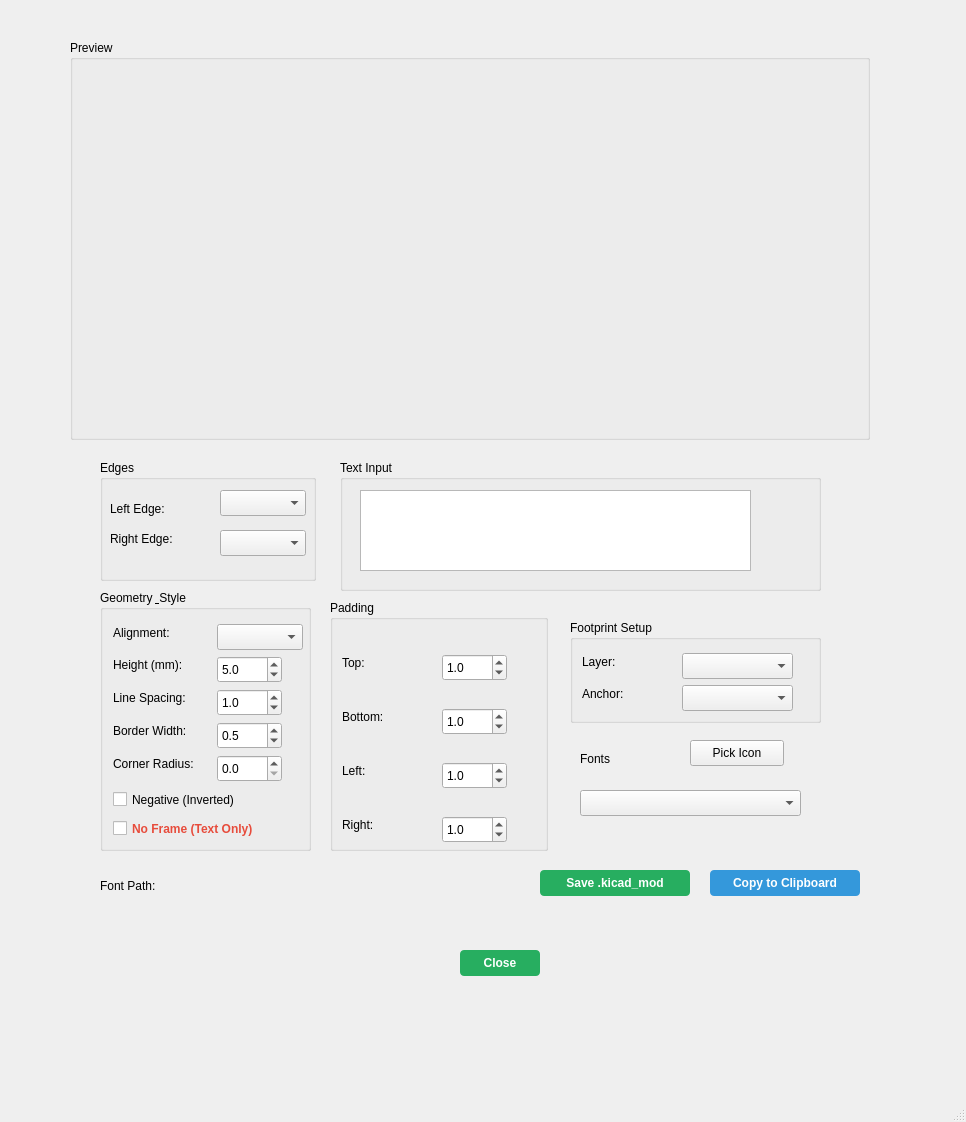
First picture: the form in gui.ui, repository thanhduongvs/kicad-text-label, before the edit.
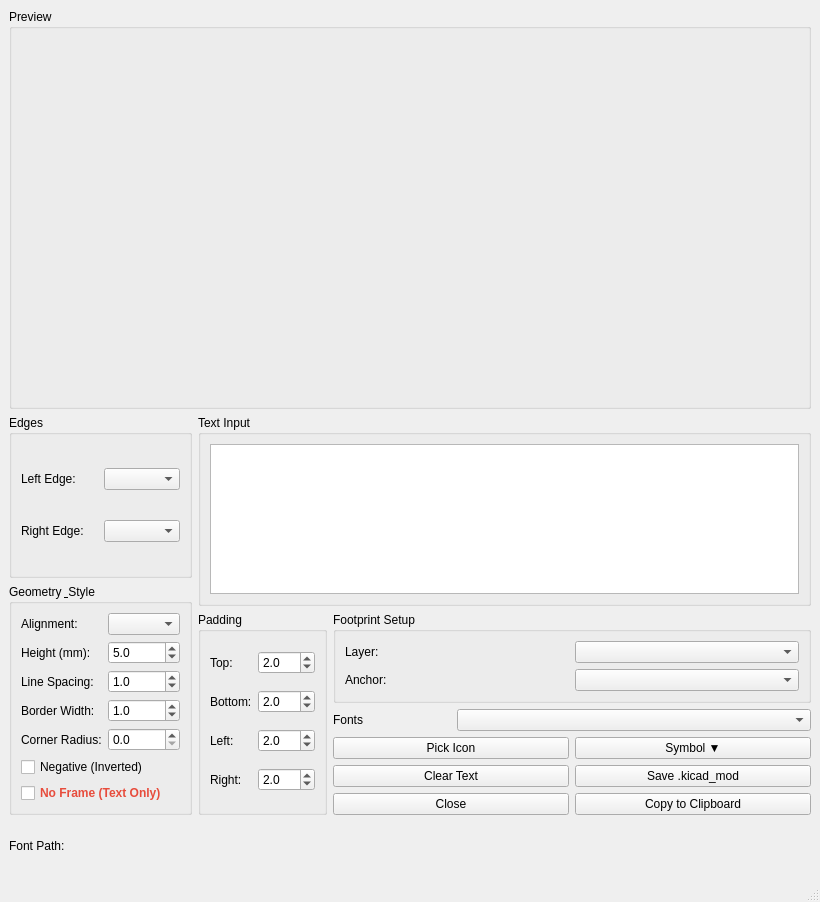
Second picture: the form after the edit. Icons and pictures are not drawn.

```diff
--- a/gui.ui
+++ b/gui.ui
@@ -6,641 +6,429 @@
    <rect>
     <x>0</x>
     <y>0</y>
-    <width>966</width>
-    <height>1122</height>
+    <width>820</width>
+    <height>902</height>
    </rect>
   </property>
   <property name="windowTitle">
    <string>Text Label Generator</string>
   </property>
   <widget class="QWidget" name="centralwidget">
-   <widget class="QPushButton" name="buttonSave">
-    <property name="geometry">
-     <rect>
-      <x>540</x>
-      <y>870</y>
-      <width>150</width>
-      <height>26</height>
-     </rect>
-    </property>
-    <property name="styleSheet">
-     <string notr="true">background-color: #27ae60; color: white; font-weight: bold; border-radius: 4px;</string>
-    </property>
-    <property name="text">
-     <string>Save .kicad_mod</string>
-    </property>
-    <property name="icon">
-     <iconset theme="QIcon::ThemeIcon::DocumentSave"/>
-    </property>
-   </widget>
-   <widget class="QPushButton" name="buttonCopy">
-    <property name="geometry">
-     <rect>
-      <x>710</x>
-      <y>870</y>
-      <width>150</width>
-      <height>26</height>
-     </rect>
-    </property>
-    <property name="autoFillBackground">
-     <bool>false</bool>
-    </property>
-    <property name="styleSheet">
-     <string notr="true">background-color: #3498db; color: white; font-weight: bold; border-radius: 4px;</string>
-    </property>
-    <property name="text">
-     <string>Copy to Clipboard</string>
-    </property>
-    <property name="icon">
-     <iconset theme="QIcon::ThemeIcon::EditCopy"/>
-    </property>
-    <property name="autoDefault">
-     <bool>false</bool>
-    </property>
-    <property name="default">
-     <bool>false</bool>
-    </property>
-    <property name="flat">
-     <bool>false</bool>
-    </property>
-   </widget>
-   <widget class="QPushButton" name="buttonClose">
-    <property name="geometry">
-     <rect>
-      <x>460</x>
-      <y>950</y>
-      <width>80</width>
-      <height>26</height>
-     </rect>
-    </property>
-    <property name="styleSheet">
-     <string notr="true">background-color: #27ae60; color: white; font-weight: bold; border-radius: 4px;</string>
-    </property>
-    <property name="text">
-     <string>Close</string>
-    </property>
-    <property name="icon">
-     <iconset theme="QIcon::ThemeIcon::WindowClose"/>
-    </property>
-   </widget>
-   <widget class="QGroupBox" name="groupBoxInput">
-    <property name="geometry">
-     <rect>
-      <x>340</x>
-      <y>460</y>
-      <width>481</width>
-      <height>131</height>
-     </rect>
-    </property>
-    <property name="title">
-     <string>Text Input</string>
-    </property>
-    <widget class="QPlainTextEdit" name="plainTextEdit">
-     <property name="geometry">
-      <rect>
-       <x>20</x>
-       <y>30</y>
-       <width>391</width>
-       <height>81</height>
-      </rect>
-     </property>
-    </widget>
-   </widget>
-   <widget class="QGroupBox" name="groupBoxPreview">
-    <property name="geometry">
-     <rect>
-      <x>70</x>
-      <y>40</y>
-      <width>800</width>
-      <height>400</height>
-     </rect>
-    </property>
-    <property name="title">
-     <string>Preview</string>
-    </property>
-   </widget>
-   <widget class="QLabel" name="labelFontDir">
-    <property name="geometry">
-     <rect>
-      <x>100</x>
-      <y>860</y>
-      <width>401</width>
-      <height>51</height>
-     </rect>
-    </property>
-    <property name="text">
-     <string>Font Path:</string>
-    </property>
-   </widget>
-   <widget class="QLabel" name="labelFont">
-    <property name="geometry">
-     <rect>
-      <x>580</x>
-      <y>750</y>
-      <width>66</width>
-      <height>18</height>
-     </rect>
-    </property>
-    <property name="text">
-     <string>Fonts</string>
-    </property>
-   </widget>
-   <widget class="QComboBox" name="comboFont">
-    <property name="geometry">
-     <rect>
-      <x>580</x>
-      <y>790</y>
-      <width>221</width>
-      <height>26</height>
-     </rect>
-    </property>
-   </widget>
-   <widget class="QPushButton" name="buttonIcon">
-    <property name="geometry">
-     <rect>
-      <x>690</x>
-      <y>740</y>
-      <width>94</width>
-      <height>26</height>
-     </rect>
-    </property>
-    <property name="text">
-     <string>Pick Icon</string>
-    </property>
-   </widget>
-   <widget class="QGroupBox" name="groupBoxFootprint">
-    <property name="geometry">
-     <rect>
-      <x>570</x>
-      <y>620</y>
-      <width>251</width>
-      <height>103</height>
-     </rect>
-    </property>
-    <property name="title">
-     <string>Footprint Setup</string>
-    </property>
-    <widget class="QLabel" name="labelLayer">
-     <property name="geometry">
-      <rect>
-       <x>12</x>
-       <y>33</y>
-       <width>41</width>
-       <height>18</height>
-      </rect>
-     </property>
-     <property name="text">
-      <string>Layer:</string>
-     </property>
-    </widget>
-    <widget class="QComboBox" name="comboLayer">
-     <property name="geometry">
-      <rect>
-       <x>112</x>
-       <y>33</y>
-       <width>111</width>
-       <height>26</height>
-      </rect>
-     </property>
-    </widget>
-    <widget class="QLabel" name="labelAnchor">
-     <property name="geometry">
-      <rect>
-       <x>12</x>
-       <y>65</y>
-       <width>52</width>
-       <height>18</height>
-      </rect>
-     </property>
-     <property name="text">
-      <string>Anchor:</string>
-     </property>
-    </widget>
-    <widget class="QComboBox" name="comboAnchor">
-     <property name="geometry">
-      <rect>
-       <x>112</x>
-       <y>65</y>
-       <width>111</width>
-       <height>26</height>
-      </rect>
-     </property>
-    </widget>
-   </widget>
-   <widget class="QGroupBox" name="groupBoxPadding">
-    <property name="geometry">
-     <rect>
-      <x>330</x>
-      <y>600</y>
-      <width>218</width>
-      <height>251</height>
-     </rect>
-    </property>
-    <property name="title">
-     <string>Padding</string>
-    </property>
-    <widget class="QLabel" name="labelTop">
-     <property name="geometry">
-      <rect>
-       <x>12</x>
-       <y>54</y>
-       <width>29</width>
-       <height>18</height>
-      </rect>
-     </property>
-     <property name="text">
-      <string>Top:</string>
-     </property>
-    </widget>
-    <widget class="QDoubleSpinBox" name="doubleSpinTop">
-     <property name="geometry">
-      <rect>
-       <x>112</x>
-       <y>54</y>
-       <width>65</width>
-       <height>27</height>
-      </rect>
-     </property>
-     <property name="buttonSymbols">
-      <enum>QAbstractSpinBox::ButtonSymbols::UpDownArrows</enum>
-     </property>
-     <property name="decimals">
-      <number>1</number>
-     </property>
-     <property name="singleStep">
-      <double>0.100000000000000</double>
-     </property>
-     <property name="value">
-      <double>1.000000000000000</double>
-     </property>
-    </widget>
-    <widget class="QLabel" name="labelBottom">
-     <property name="geometry">
-      <rect>
-       <x>12</x>
-       <y>108</y>
-       <width>56</width>
-       <height>18</height>
-      </rect>
-     </property>
-     <property name="text">
-      <string>Bottom:</string>
-     </property>
-    </widget>
-    <widget class="QDoubleSpinBox" name="doubleSpinBottom">
-     <property name="geometry">
-      <rect>
-       <x>112</x>
-       <y>108</y>
-       <width>65</width>
-       <height>27</height>
-      </rect>
-     </property>
-     <property name="buttonSymbols">
-      <enum>QAbstractSpinBox::ButtonSymbols::UpDownArrows</enum>
-     </property>
-     <property name="decimals">
-      <number>1</number>
-     </property>
-     <property name="singleStep">
-      <double>0.100000000000000</double>
-     </property>
-     <property name="value">
-      <double>1.000000000000000</double>
-     </property>
-    </widget>
-    <widget class="QLabel" name="labelLeft">
-     <property name="geometry">
-      <rect>
-       <x>12</x>
-       <y>162</y>
-       <width>32</width>
-       <height>18</height>
-      </rect>
-     </property>
-     <property name="text">
-      <string>Left:</string>
-     </property>
-    </widget>
-    <widget class="QDoubleSpinBox" name="doubleSpinLeft">
-     <property name="geometry">
-      <rect>
-       <x>112</x>
-       <y>162</y>
-       <width>65</width>
-       <height>27</height>
-      </rect>
-     </property>
-     <property name="buttonSymbols">
-      <enum>QAbstractSpinBox::ButtonSymbols::UpDownArrows</enum>
-     </property>
-     <property name="decimals">
-      <number>1</number>
-     </property>
-     <property name="singleStep">
-      <double>0.100000000000000</double>
-     </property>
-     <property name="value">
-      <double>1.000000000000000</double>
-     </property>
-    </widget>
-    <widget class="QLabel" name="labelRight">
-     <property name="geometry">
-      <rect>
-       <x>12</x>
-       <y>216</y>
-       <width>40</width>
-       <height>18</height>
-      </rect>
-     </property>
-     <property name="text">
-      <string>Right:</string>
-     </property>
-    </widget>
-    <widget class="QDoubleSpinBox" name="doubleSpinRight">
-     <property name="geometry">
-      <rect>
-       <x>112</x>
-       <y>216</y>
-       <width>65</width>
-       <height>27</height>
-      </rect>
-     </property>
-     <property name="buttonSymbols">
-      <enum>QAbstractSpinBox::ButtonSymbols::UpDownArrows</enum>
-     </property>
-     <property name="decimals">
-      <number>1</number>
-     </property>
-     <property name="singleStep">
-      <double>0.100000000000000</double>
-     </property>
-     <property name="value">
-      <double>1.000000000000000</double>
-     </property>
-    </widget>
-   </widget>
-   <widget class="QGroupBox" name="groupBoxEdges">
-    <property name="geometry">
-     <rect>
-      <x>100</x>
-      <y>460</y>
-      <width>216</width>
-      <height>121</height>
-     </rect>
-    </property>
-    <property name="title">
-     <string>Edges</string>
-    </property>
-    <widget class="QLabel" name="labelLeftEdge">
-     <property name="geometry">
-      <rect>
-       <x>10</x>
-       <y>40</y>
-       <width>69</width>
-       <height>18</height>
-      </rect>
-     </property>
-     <property name="text">
-      <string>Left Edge:</string>
-     </property>
-    </widget>
-    <widget class="QComboBox" name="comboLeftEdge">
-     <property name="geometry">
-      <rect>
-       <x>120</x>
-       <y>30</y>
-       <width>86</width>
-       <height>26</height>
-      </rect>
-     </property>
-    </widget>
-    <widget class="QLabel" name="labelRightEdge">
-     <property name="geometry">
-      <rect>
-       <x>10</x>
-       <y>70</y>
-       <width>78</width>
-       <height>18</height>
-      </rect>
-     </property>
-     <property name="text">
-      <string>Right Edge:</string>
-     </property>
-    </widget>
-    <widget class="QComboBox" name="comboRightEdge">
-     <property name="geometry">
-      <rect>
-       <x>120</x>
-       <y>70</y>
-       <width>86</width>
-       <height>26</height>
-      </rect>
-     </property>
-    </widget>
-   </widget>
-   <widget class="QGroupBox" name="groupBoxGeometry">
-    <property name="geometry">
-     <rect>
-      <x>100</x>
-      <y>590</y>
-      <width>211</width>
-      <height>261</height>
-     </rect>
-    </property>
-    <property name="title">
-     <string>Geometry &amp; Style</string>
-    </property>
-    <widget class="QLabel" name="labelAlignment">
-     <property name="geometry">
-      <rect>
-       <x>13</x>
-       <y>34</y>
-       <width>74</width>
-       <height>18</height>
-      </rect>
-     </property>
-     <property name="text">
-      <string>Alignment:</string>
-     </property>
-    </widget>
-    <widget class="QComboBox" name="comboAlignment">
-     <property name="geometry">
-      <rect>
-       <x>117</x>
-       <y>34</y>
-       <width>86</width>
-       <height>26</height>
-      </rect>
-     </property>
-    </widget>
-    <widget class="QCheckBox" name="checkNoFrame">
-     <property name="geometry">
-      <rect>
-       <x>13</x>
-       <y>227</y>
-       <width>174</width>
-       <height>23</height>
-      </rect>
-     </property>
-     <property name="styleSheet">
-      <string notr="true">font-weight: bold; color: #e74c3c;</string>
-     </property>
-     <property name="text">
-      <string>No Frame (Text Only)</string>
-     </property>
-    </widget>
-    <widget class="QDoubleSpinBox" name="doubleSpinCorner">
-     <property name="geometry">
-      <rect>
-       <x>117</x>
-       <y>165</y>
-       <width>65</width>
-       <height>27</height>
-      </rect>
-     </property>
-     <property name="buttonSymbols">
-      <enum>QAbstractSpinBox::ButtonSymbols::UpDownArrows</enum>
-     </property>
-     <property name="decimals">
-      <number>1</number>
-     </property>
-     <property name="singleStep">
-      <double>0.100000000000000</double>
-     </property>
-    </widget>
-    <widget class="QCheckBox" name="checkNegative">
-     <property name="geometry">
-      <rect>
-       <x>13</x>
-       <y>198</y>
-       <width>154</width>
-       <height>23</height>
-      </rect>
-     </property>
-     <property name="text">
-      <string>Negative (Inverted)</string>
-     </property>
-    </widget>
-    <widget class="QLabel" name="labelBorder">
-     <property name="geometry">
-      <rect>
-       <x>13</x>
-       <y>132</y>
-       <width>95</width>
-       <height>18</height>
-      </rect>
-     </property>
-     <property name="text">
-      <string>Border Width:</string>
-     </property>
-    </widget>
-    <widget class="QDoubleSpinBox" name="doubleSpinBorder">
-     <property name="geometry">
-      <rect>
-       <x>117</x>
-       <y>132</y>
-       <width>65</width>
-       <height>27</height>
-      </rect>
-     </property>
-     <property name="buttonSymbols">
-      <enum>QAbstractSpinBox::ButtonSymbols::UpDownArrows</enum>
-     </property>
-     <property name="decimals">
-      <number>1</number>
-     </property>
-     <property name="singleStep">
-      <double>0.100000000000000</double>
-     </property>
-     <property name="value">
-      <double>0.500000000000000</double>
-     </property>
-    </widget>
-    <widget class="QDoubleSpinBox" name="doubleSpinHeight">
-     <property name="geometry">
-      <rect>
-       <x>117</x>
-       <y>66</y>
-       <width>65</width>
-       <height>27</height>
-      </rect>
-     </property>
-     <property name="buttonSymbols">
-      <enum>QAbstractSpinBox::ButtonSymbols::UpDownArrows</enum>
-     </property>
-     <property name="decimals">
-      <number>1</number>
-     </property>
-     <property name="singleStep">
-      <double>0.100000000000000</double>
-     </property>
-     <property name="value">
-      <double>5.000000000000000</double>
-     </property>
-    </widget>
-    <widget class="QDoubleSpinBox" name="doubleSpinSpacing">
-     <property name="geometry">
-      <rect>
-       <x>117</x>
-       <y>99</y>
-       <width>65</width>
-       <height>27</height>
-      </rect>
-     </property>
-     <property name="buttonSymbols">
-      <enum>QAbstractSpinBox::ButtonSymbols::UpDownArrows</enum>
-     </property>
-     <property name="decimals">
-      <number>1</number>
-     </property>
-     <property name="singleStep">
-      <double>0.100000000000000</double>
-     </property>
-     <property name="value">
-      <double>1.000000000000000</double>
-     </property>
-    </widget>
-    <widget class="QLabel" name="labelSpacing">
-     <property name="geometry">
-      <rect>
-       <x>13</x>
-       <y>99</y>
-       <width>88</width>
-       <height>18</height>
-      </rect>
-     </property>
-     <property name="text">
-      <string>Line Spacing:</string>
-     </property>
-    </widget>
-    <widget class="QLabel" name="labelHeight">
-     <property name="geometry">
-      <rect>
-       <x>13</x>
-       <y>66</y>
-       <width>88</width>
-       <height>18</height>
-      </rect>
-     </property>
-     <property name="text">
-      <string>Height (mm):</string>
-     </property>
-    </widget>
-    <widget class="QLabel" name="labelCorner">
-     <property name="geometry">
-      <rect>
-       <x>13</x>
-       <y>165</y>
-       <width>98</width>
-       <height>18</height>
-      </rect>
-     </property>
-     <property name="text">
-      <string>Corner Radius:</string>
-     </property>
-    </widget>
-   </widget>
+   <layout class="QGridLayout" name="gridLayout_7">
+    <item row="0" column="0">
+     <layout class="QVBoxLayout" name="verticalLayout_5" stretch="1,0,0">
+      <property name="sizeConstraint">
+       <enum>QLayout::SizeConstraint::SetMinimumSize</enum>
+      </property>
+      <item>
+       <widget class="QGroupBox" name="groupBoxPreview">
+        <property name="minimumSize">
+         <size>
+          <width>800</width>
+          <height>400</height>
+         </size>
+        </property>
+        <property name="title">
+         <string>Preview</string>
+        </property>
+       </widget>
+      </item>
+      <item>
+       <layout class="QHBoxLayout" name="horizontalLayout_2">
+        <item>
+         <layout class="QVBoxLayout" name="verticalLayout_3">
+          <item>
+           <widget class="QGroupBox" name="groupBoxEdges">
+            <property name="title">
+             <string>Edges</string>
+            </property>
+            <layout class="QGridLayout" name="gridLayout_5">
+             <item row="0" column="0">
+              <widget class="QLabel" name="labelLeftEdge">
+               <property name="text">
+                <string>Left Edge:</string>
+               </property>
+              </widget>
+             </item>
+             <item row="0" column="1">
+              <widget class="QComboBox" name="comboLeftEdge"/>
+             </item>
+             <item row="1" column="0">
+              <widget class="QLabel" name="labelRightEdge">
+               <property name="text">
+                <string>Right Edge:</string>
+               </property>
+              </widget>
+             </item>
+             <item row="1" column="1">
+              <widget class="QComboBox" name="comboRightEdge"/>
+             </item>
+            </layout>
+           </widget>
+          </item>
+          <item>
+           <widget class="QGroupBox" name="groupBoxGeometry">
+            <property name="title">
+             <string>Geometry &amp; Style</string>
+            </property>
+            <layout class="QGridLayout" name="gridLayout_4">
+             <item row="0" column="0">
+              <widget class="QLabel" name="labelAlignment">
+               <property name="text">
+                <string>Alignment:</string>
+               </property>
+              </widget>
+             </item>
+             <item row="0" column="1">
+              <widget class="QComboBox" name="comboAlignment"/>
+             </item>
+             <item row="1" column="0">
+              <widget class="QLabel" name="labelHeight">
+               <property name="text">
+                <string>Height (mm):</string>
+               </property>
+              </widget>
+             </item>
+             <item row="1" column="1">
+              <widget class="QDoubleSpinBox" name="doubleSpinHeight">
+               <property name="buttonSymbols">
+                <enum>QAbstractSpinBox::ButtonSymbols::UpDownArrows</enum>
+               </property>
+               <property name="decimals">
+                <number>1</number>
+               </property>
+               <property name="singleStep">
+                <double>0.100000000000000</double>
+               </property>
+               <property name="value">
+                <double>5.000000000000000</double>
+               </property>
+              </widget>
+             </item>
+             <item row="2" column="0">
+              <widget class="QLabel" name="labelSpacing">
+               <property name="text">
+                <string>Line Spacing:</string>
+               </property>
+              </widget>
+             </item>
+             <item row="2" column="1">
+              <widget class="QDoubleSpinBox" name="doubleSpinSpacing">
+               <property name="buttonSymbols">
+                <enum>QAbstractSpinBox::ButtonSymbols::UpDownArrows</enum>
+               </property>
+               <property name="decimals">
+                <number>1</number>
+               </property>
+               <property name="singleStep">
+                <double>0.100000000000000</double>
+               </property>
+               <property name="value">
+                <double>1.000000000000000</double>
+               </property>
+              </widget>
+             </item>
+             <item row="3" column="0">
+              <widget class="QLabel" name="labelBorder">
+               <property name="text">
+                <string>Border Width:</string>
+               </property>
+              </widget>
+             </item>
+             <item row="3" column="1">
+              <widget class="QDoubleSpinBox" name="doubleSpinBorder">
+               <property name="buttonSymbols">
+                <enum>QAbstractSpinBox::ButtonSymbols::UpDownArrows</enum>
+               </property>
+               <property name="decimals">
+                <number>1</number>
+               </property>
+               <property name="singleStep">
+                <double>0.100000000000000</double>
+               </property>
+               <property name="value">
+                <double>1.000000000000000</double>
+               </property>
+              </widget>
+             </item>
+             <item row="4" column="0">
+              <widget class="QLabel" name="labelCorner">
+               <property name="text">
+                <string>Corner Radius:</string>
+               </property>
+              </widget>
+             </item>
+             <item row="4" column="1">
+              <widget class="QDoubleSpinBox" name="doubleSpinCorner">
+               <property name="buttonSymbols">
+                <enum>QAbstractSpinBox::ButtonSymbols::UpDownArrows</enum>
+               </property>
+               <property name="decimals">
+                <number>1</number>
+               </property>
+               <property name="singleStep">
+                <double>0.100000000000000</double>
+               </property>
+              </widget>
+             </item>
+             <item row="5" column="0" colspan="2">
+              <widget class="QCheckBox" name="checkNegative">
+               <property name="text">
+                <string>Negative (Inverted)</string>
+               </property>
+              </widget>
+             </item>
+             <item row="6" column="0" colspan="2">
+              <widget class="QCheckBox" name="checkNoFrame">
+               <property name="styleSheet">
+                <string notr="true">font-weight: bold; color: #e74c3c;</string>
+               </property>
+               <property name="text">
+                <string>No Frame (Text Only)</string>
+               </property>
+              </widget>
+             </item>
+            </layout>
+           </widget>
+          </item>
+         </layout>
+        </item>
+        <item>
+         <layout class="QVBoxLayout" name="verticalLayout_4" stretch="1,0">
+          <item>
+           <widget class="QGroupBox" name="groupBoxInput">
+            <property name="title">
+             <string>Text Input</string>
+            </property>
+            <layout class="QGridLayout" name="gridLayout_6">
+             <item row="0" column="0">
+              <widget class="QPlainTextEdit" name="plainTextEdit"/>
+             </item>
+            </layout>
+           </widget>
+          </item>
+          <item>
+           <layout class="QHBoxLayout" name="horizontalLayout_3">
+            <item>
+             <layout class="QVBoxLayout" name="verticalLayout">
+              <item>
+               <widget class="QGroupBox" name="groupBoxPadding">
+                <property name="title">
+                 <string>Padding</string>
+                </property>
+                <layout class="QGridLayout" name="gridLayout_3">
+                 <item row="0" column="0">
+                  <widget class="QLabel" name="labelTop">
+                   <property name="text">
+                    <string>Top:</string>
+                   </property>
+                  </widget>
+                 </item>
+                 <item row="0" column="1">
+                  <widget class="QDoubleSpinBox" name="doubleSpinTop">
+                   <property name="buttonSymbols">
+                    <enum>QAbstractSpinBox::ButtonSymbols::UpDownArrows</enum>
+                   </property>
+                   <property name="decimals">
+                    <number>1</number>
+                   </property>
+                   <property name="singleStep">
+                    <double>0.100000000000000</double>
+                   </property>
+                   <property name="value">
+                    <double>2.000000000000000</double>
+                   </property>
+                  </widget>
+                 </item>
+                 <item row="1" column="0">
+                  <widget class="QLabel" name="labelBottom">
+                   <property name="text">
+                    <string>Bottom:</string>
+                   </property>
+                  </widget>
+                 </item>
+                 <item row="1" column="1">
+                  <widget class="QDoubleSpinBox" name="doubleSpinBottom">
+                   <property name="buttonSymbols">
+                    <enum>QAbstractSpinBox::ButtonSymbols::UpDownArrows</enum>
+                   </property>
+                   <property name="decimals">
+                    <number>1</number>
+                   </property>
+                   <property name="singleStep">
+                    <double>0.100000000000000</double>
+                   </property>
+                   <property name="value">
+                    <double>2.000000000000000</double>
+                   </property>
+                  </widget>
+                 </item>
+                 <item row="2" column="0">
+                  <widget class="QLabel" name="labelLeft">
+                   <property name="text">
+                    <string>Left:</string>
+                   </property>
+                  </widget>
+                 </item>
+                 <item row="2" column="1">
+                  <widget class="QDoubleSpinBox" name="doubleSpinLeft">
+                   <property name="buttonSymbols">
+                    <enum>QAbstractSpinBox::ButtonSymbols::UpDownArrows</enum>
+                   </property>
+                   <property name="decimals">
+                    <number>1</number>
+                   </property>
+                   <property name="singleStep">
+                    <double>0.100000000000000</double>
+                   </property>
+                   <property name="value">
+                    <double>2.000000000000000</double>
+                   </property>
+                  </widget>
+                 </item>
+                 <item row="3" column="0">
+                  <widget class="QLabel" name="labelRight">
+                   <property name="text">
+                    <string>Right:</string>
+                   </property>
+                  </widget>
+                 </item>
+                 <item row="3" column="1">
+                  <widget class="QDoubleSpinBox" name="doubleSpinRight">
+                   <property name="buttonSymbols">
+                    <enum>QAbstractSpinBox::ButtonSymbols::UpDownArrows</enum>
+                   </property>
+                   <property name="decimals">
+                    <number>1</number>
+                   </property>
+                   <property name="singleStep">
+                    <double>0.100000000000000</double>
+                   </property>
+                   <property name="value">
+                    <double>2.000000000000000</double>
+                   </property>
+                  </widget>
+                 </item>
+                </layout>
+               </widget>
+              </item>
+             </layout>
+            </item>
+            <item>
+             <layout class="QVBoxLayout" name="verticalLayout_2">
+              <item>
+               <widget class="QGroupBox" name="groupBoxFootprint">
+                <property name="title">
+                 <string>Footprint Setup</string>
+                </property>
+                <layout class="QGridLayout" name="gridLayout_2">
+                 <item row="0" column="0">
+                  <widget class="QLabel" name="labelLayer">
+                   <property name="text">
+                    <string>Layer:</string>
+                   </property>
+                  </widget>
+                 </item>
+                 <item row="0" column="1">
+                  <widget class="QComboBox" name="comboLayer"/>
+                 </item>
+                 <item row="1" column="0">
+                  <widget class="QLabel" name="labelAnchor">
+                   <property name="text">
+                    <string>Anchor:</string>
+                   </property>
+                  </widget>
+                 </item>
+                 <item row="1" column="1">
+                  <widget class="QComboBox" name="comboAnchor"/>
+                 </item>
+                </layout>
+               </widget>
+              </item>
+              <item>
+               <layout class="QHBoxLayout" name="horizontalLayout" stretch="1,3">
+                <item>
+                 <widget class="QLabel" name="labelFont">
+                  <property name="text">
+                   <string>Fonts</string>
+                  </property>
+                 </widget>
+                </item>
+                <item>
+                 <widget class="QComboBox" name="comboFont"/>
+                </item>
+               </layout>
+              </item>
+              <item>
+               <layout class="QGridLayout" name="gridLayout">
+                <item row="0" column="2">
+                 <widget class="QPushButton" name="buttonSymbol">
+                  <property name="text">
+                   <string>Symbol ▼</string>
+                  </property>
+                 </widget>
+                </item>
+                <item row="0" column="1">
+                 <widget class="QPushButton" name="buttonIcon">
+                  <property name="text">
+                   <string>Pick Icon</string>
+                  </property>
+                 </widget>
+                </item>
+                <item row="1" column="2">
+                 <widget class="QPushButton" name="buttonSave">
+                  <property name="text">
+                   <string>Save .kicad_mod</string>
+                  </property>
+                 </widget>
+                </item>
+                <item row="2" column="2">
+                 <widget class="QPushButton" name="buttonCopy">
+                  <property name="text">
+                   <string>Copy to Clipboard</string>
+                  </property>
+                 </widget>
+                </item>
+                <item row="1" column="1">
+                 <widget class="QPushButton" name="buttonClear">
+                  <property name="text">
+                   <string>Clear Text</string>
+                  </property>
+                 </widget>
+                </item>
+                <item row="2" column="1">
+                 <widget class="QPushButton" name="buttonClose">
+                  <property name="text">
+                   <string>Close</string>
+                  </property>
+                 </widget>
+                </item>
+               </layout>
+              </item>
+             </layout>
+            </item>
+           </layout>
+          </item>
+         </layout>
+        </item>
+       </layout>
+      </item>
+      <item>
+       <widget class="QLabel" name="labelFontDir">
+        <property name="minimumSize">
+         <size>
+          <width>0</width>
+          <height>50</height>
+         </size>
+        </property>
+        <property name="text">
+         <string>Font Path:</string>
+        </property>
+       </widget>
+      </item>
+     </layout>
+    </item>
+   </layout>
   </widget>
   <widget class="QMenuBar" name="menubar">
    <property name="geometry">
```
Left out of the diff: 2 changed lines with no effect on the pictures.
